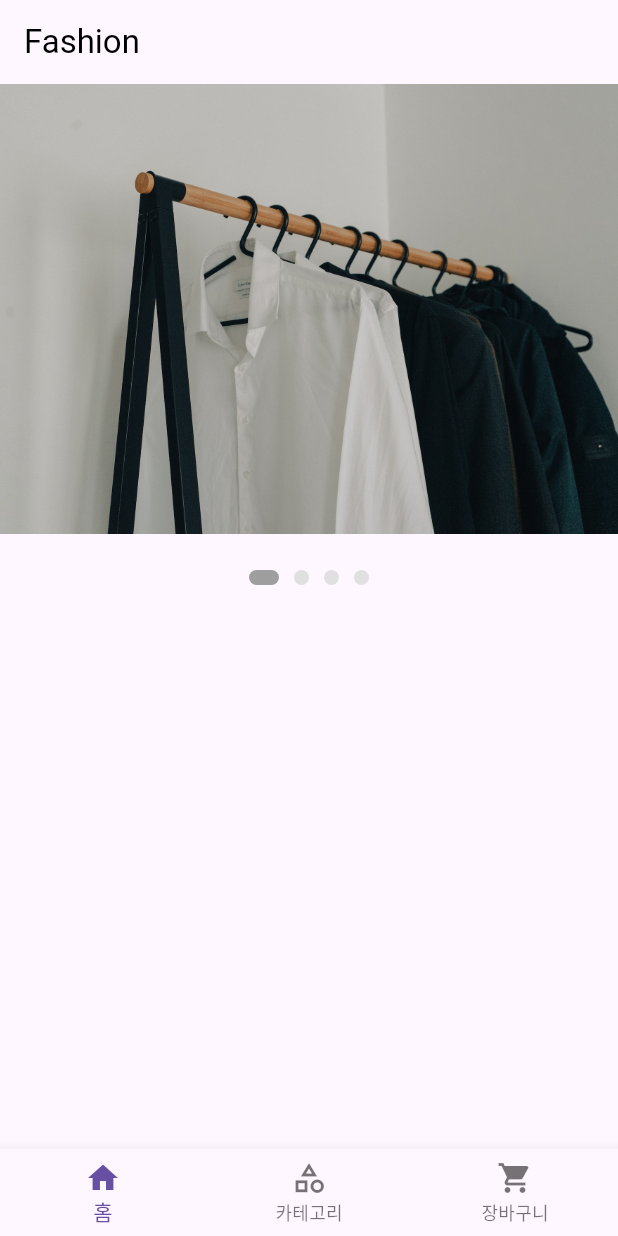
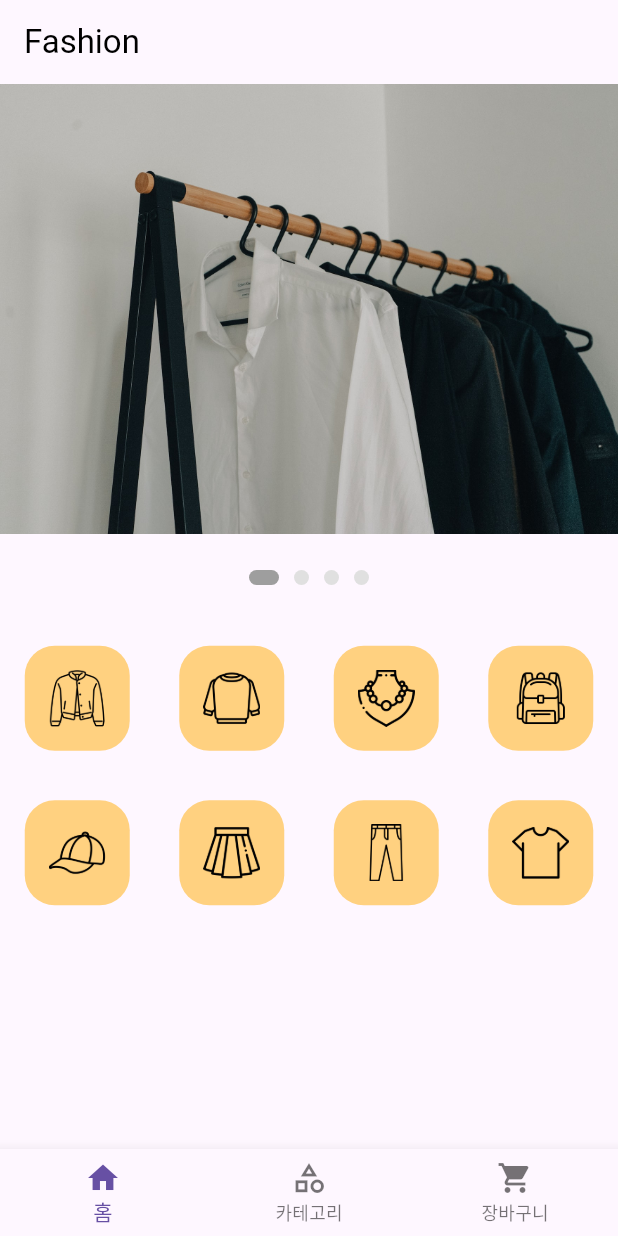
Before and after one commit to Yoon-so/flutter_ui, a Flutter app: the screen it shows after launch, on a phone screen of 412 x 824 dp. Run offline on Flutter 3.47's test engine with Material 3 defaults, Android fonts, the phone set to English and light mode, and no system bars.

Commit message:
Add: home_widgets.dart (shortcuts)

```diff
--- a/lib/screen/home/home_screen.dart
+++ b/lib/screen/home/home_screen.dart
@@ -1,4 +1,5 @@
 import 'package:commerce_202508/asset_path.dart';
+import 'package:commerce_202508/screen/home/home_widgets.dart';
 import 'package:flutter/material.dart';
 
 class HomeScreen extends StatefulWidget {
@@ -56,6 +57,21 @@ class _HomeScreenState extends State<HomeScreen> {
               );
             }),
           ),
+
+          SizedBox(height: 24),
+
+          HomeWidgets.shortcut(
+            iconList: [
+              AssetPath.jacket,
+              AssetPath.jumper,
+              AssetPath.necklace,
+              AssetPath.bag,
+              AssetPath.cap,
+              AssetPath.skirt,
+              AssetPath.trousers,
+              AssetPath.shirt,
+            ],
+          ),
         ],
       ),
     );
--- /dev/null
+++ b/lib/screen/home/home_widgets.dart
@@ -0,0 +1,32 @@
+import 'package:flutter/material.dart';
+
+class HomeWidgets {
+  static Widget shortcut({required List<String> iconList}) {
+    return GridView.count(
+      crossAxisCount: 4,
+      shrinkWrap: true,
+      physics: NeverScrollableScrollPhysics(),
+      children: List.generate(iconList.length, (index) {
+        return Column(
+          mainAxisAlignment: MainAxisAlignment.center,
+          children: [
+            ElevatedButton(
+              onPressed: () {},
+              style: ElevatedButton.styleFrom(
+                shape: RoundedRectangleBorder(
+                  borderRadius: BorderRadius.circular(20),
+                ),
+                maximumSize: Size(70, 70),
+                padding: EdgeInsets.all(16),
+                elevation: 0,
+                backgroundColor: Colors.orangeAccent.shade100,
+                foregroundColor: Colors.purple,
+              ),
+              child: Image.asset(iconList[index], fit: BoxFit.cover),
+            ),
+          ],
+        );
+      }),
+    );
+  }
+}
```
